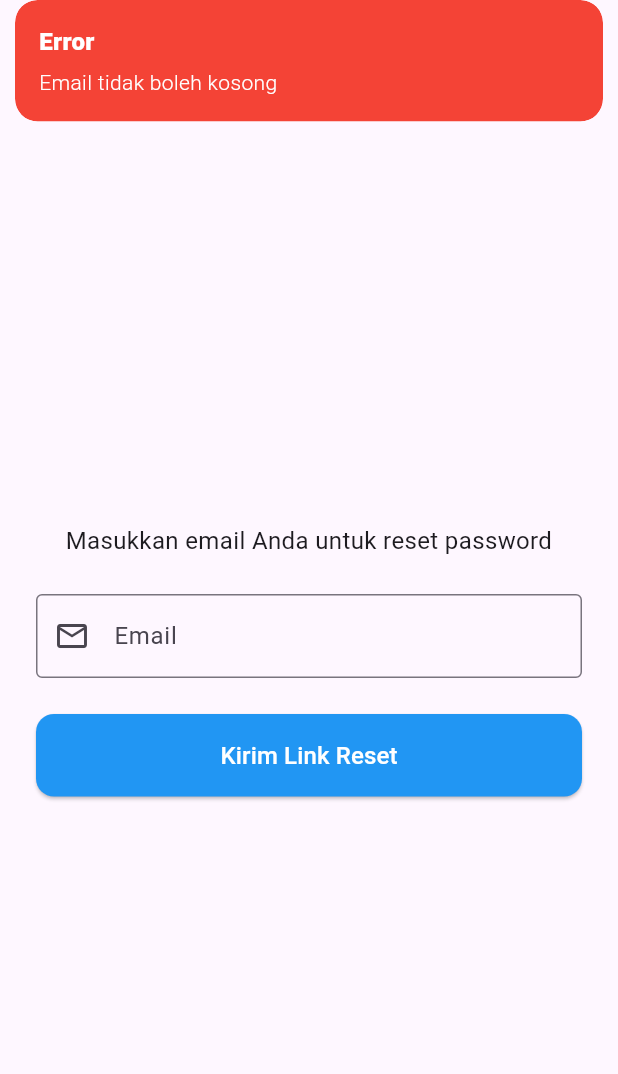
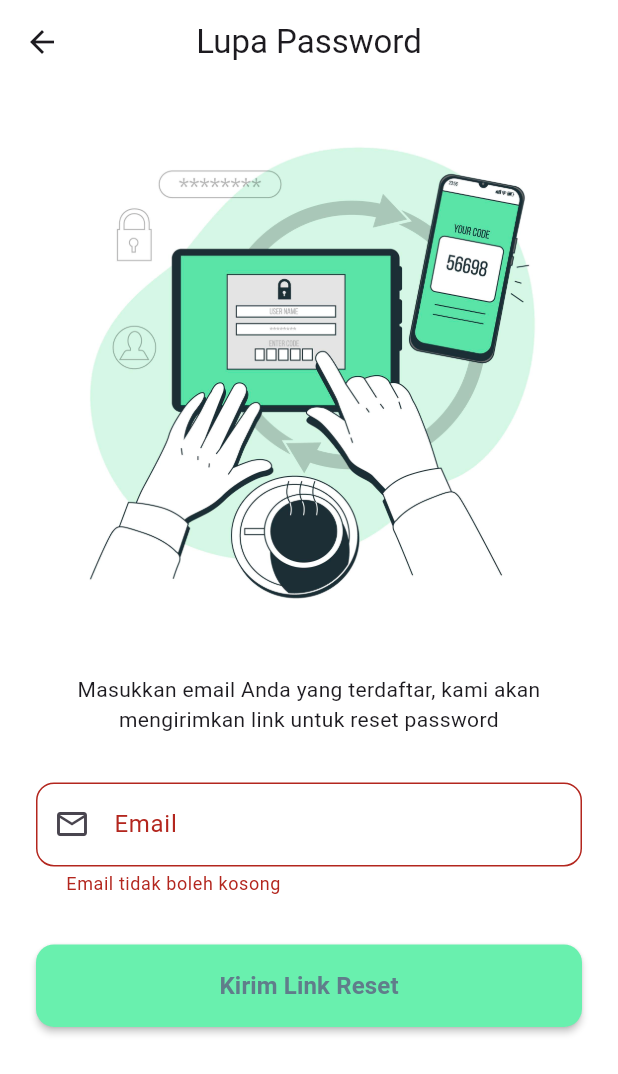
Before and after one commit to mrnpal/busfa-app, a Flutter app: the ForgetPasswordPage screen opened by its route, after a tap on "Kirim Link Reset", on a phone screen of 412 x 824 dp. Shown: the top 1074 px of the screen. Run offline on Flutter 3.47's test engine with Material 3 defaults, Android fonts, the light colour scheme and no system bars; our stand-ins replace animate_do, cloud_firestore, firebase_auth, firebase_core, firebase_storage, geolocator and 5 more; accounts and stored records are empty.

Commit message:
add forgot password

```diff
--- a/lib/main.dart
+++ b/lib/main.dart
@@ -51,7 +51,7 @@ class _MyAppState extends State<MyApp> {
         GetPage(name: '/add-job', page: () => AddJobPage()),
         GetPage(name: '/activity-detail', page: () => ActivityDetailPage()),
         GetPage(name: '/group-chat', page: () => GroupChatPage()),
-        GetPage(name: '/forget-pw', page: () => ForgetPasswordPage()),
+        GetPage(name: '/forgot-pw', page: () => ForgetPasswordPage()),
         GetPage(name: '/edit-profile', page: () => EditProfilePage()),
       ],
     );
--- a/lib/views/auth/forget_password.dart
+++ b/lib/views/auth/forget_password.dart
@@ -1,3 +1,4 @@
+import 'package:animate_do/animate_do.dart';
 import 'package:flutter/material.dart';
 import 'package:firebase_auth/firebase_auth.dart';
 import 'package:get/get.dart';
@@ -12,19 +13,14 @@ class ForgetPasswordPage extends StatefulWidget {
 class _ForgetPasswordPageState extends State<ForgetPasswordPage> {
   final TextEditingController _emailController = TextEditingController();
   bool _isLoading = false;
+  final _formKey = GlobalKey<FormState>();
 
   Future<void> _resetPassword() async {
+    if (!_formKey.currentState!.validate()) return;
+
     final email = _emailController.text.trim();
-    if (email.isEmpty) {
-      Get.snackbar(
-        'Error',
-        'Email tidak boleh kosong',
-        backgroundColor: Colors.red,
-        colorText: Colors.white,
-      );
-      return;
-    }
     setState(() => _isLoading = true);
+
     try {
       await FirebaseAuth.instance.sendPasswordResetEmail(email: email);
       Get.snackbar(
@@ -32,69 +28,149 @@ class _ForgetPasswordPageState extends State<ForgetPasswordPage> {
         'Link reset password telah dikirim ke email Anda',
         backgroundColor: Colors.green,
         colorText: Colors.white,
+        snackPosition: SnackPosition.TOP,
+      );
+      _emailController.clear();
+    } on FirebaseAuthException catch (e) {
+      String errorMessage;
+      if (e.code == 'user-not-found') {
+        errorMessage = 'Email tidak terdaftar';
+      } else {
+        errorMessage = 'Terjadi kesalahan: ${e.message}';
+      }
+      Get.snackbar(
+        'Gagal',
+        errorMessage,
+        backgroundColor: Colors.red,
+        colorText: Colors.white,
+        snackPosition: SnackPosition.TOP,
       );
     } catch (e) {
       Get.snackbar(
-        'Gagal',
-        'Terjadi kesalahan: ${e.toString()}',
+        'Error',
+        'Terjadi kesalahan yang tidak diketahui',
         backgroundColor: Colors.red,
         colorText: Colors.white,
+        snackPosition: SnackPosition.TOP,
       );
+    } finally {
+      setState(() => _isLoading = false);
     }
-    setState(() => _isLoading = false);
   }
 
   @override
   Widget build(BuildContext context) {
     return Scaffold(
-      appBar: AppBar(title: const Text('Lupa Password'), centerTitle: true),
-      body: Padding(
+      backgroundColor: Colors.white,
+      appBar: AppBar(
+        title: const Text('Lupa Password'),
+        centerTitle: true,
+        elevation: 0,
+        backgroundColor: Colors.white,
+      ),
+      body: SingleChildScrollView(
+        child: Padding(
           padding: const EdgeInsets.all(24),
+          child: Form(
+            key: _formKey,
             child: Column(
               mainAxisAlignment: MainAxisAlignment.center,
+              crossAxisAlignment: CrossAxisAlignment.stretch,
               children: [
-            const Text(
-              'Masukkan email Anda untuk reset password',
-              style: TextStyle(fontSize: 16),
+                FadeInUp(
+                  duration: const Duration(milliseconds: 1000),
+                  child: Image.asset(
+                    'assets/images/forgot_password.jpg',
+                    height: MediaQuery.of(context).size.height * 0.4,
+                    // fit: BoxFit.cover,
+                  ),
+                ),
+                const SizedBox(height: 32),
+
+                const SizedBox(height: 8),
+                FadeInUp(
+                  duration: const Duration(milliseconds: 1300),
+                  child: Text(
+                    'Masukkan email Anda yang terdaftar, kami akan mengirimkan link untuk reset password',
+                    style: Theme.of(context).textTheme.bodyMedium,
                     textAlign: TextAlign.center,
                   ),
-            const SizedBox(height: 24),
-            TextField(
+                ),
+                const SizedBox(height: 32),
+                FadeInUp(
+                  duration: const Duration(milliseconds: 1600),
+                  child: TextFormField(
                     controller: _emailController,
                     keyboardType: TextInputType.emailAddress,
                     decoration: InputDecoration(
                       labelText: 'Email',
-                border: OutlineInputBorder(),
-                prefixIcon: Icon(Icons.email_outlined),
+                      border: OutlineInputBorder(
+                        borderRadius: BorderRadius.circular(12),
+                        borderSide: const BorderSide(color: Colors.grey),
+                      ),
+                      focusedBorder: OutlineInputBorder(
+                        borderRadius: BorderRadius.circular(12),
+                        borderSide: BorderSide(
+                          color: Colors.lightGreen.shade700,
                         ),
                       ),
-            const SizedBox(height: 24),
-            SizedBox(
-              width: double.infinity,
+                      prefixIcon: const Icon(Icons.email_outlined),
+                      contentPadding: const EdgeInsets.symmetric(
+                        vertical: 16,
+                        horizontal: 16,
+                      ),
+                    ),
+                    validator: (value) {
+                      if (value == null || value.isEmpty) {
+                        return 'Email tidak boleh kosong';
+                      }
+                      if (!RegExp(
+                        r'^[\w-\.]+@([\w-]+\.)+[\w-]{2,4}$',
+                      ).hasMatch(value)) {
+                        return 'Masukkan email yang valid';
+                      }
+                      return null;
+                    },
+                  ),
+                ),
+                const SizedBox(height: 32),
+                FadeInUp(
+                  duration: const Duration(milliseconds: 1800),
                   child: ElevatedButton(
                     onPressed: _isLoading ? null : _resetPassword,
                     style: ElevatedButton.styleFrom(
-                  backgroundColor: Colors.blue,
+                      backgroundColor: Colors.greenAccent.shade200,
                       padding: const EdgeInsets.symmetric(vertical: 16),
                       shape: RoundedRectangleBorder(
                         borderRadius: BorderRadius.circular(12),
                       ),
+                      elevation: 2,
                     ),
                     child:
                         _isLoading
-                        ? const CircularProgressIndicator(
+                            ? const SizedBox(
+                              height: 24,
+                              width: 24,
+                              child: CircularProgressIndicator(
                                 color: Colors.white,
-                          strokeWidth: 2,
+                                strokeWidth: 3,
+                              ),
                             )
                             : const Text(
                               'Kirim Link Reset',
-                          style: TextStyle(color: Colors.white, fontSize: 16),
+                              style: TextStyle(
+                                fontSize: 16,
+                                fontWeight: FontWeight.w600,
+                                color: Colors.blueGrey,
+                              ),
                             ),
                   ),
                 ),
               ],
             ),
           ),
+        ),
+      ),
     );
   }
 }
```
Also changed, not shown: lib/views/auth/login_page.dart (+19 -24 lines), lib/views/profil.dart (+115 -97 lines), assets/images/forgot_password.jpg (added), assets/images/forgot_password1.png (added). Lines whose indentation alone changed are shown as unchanged.
